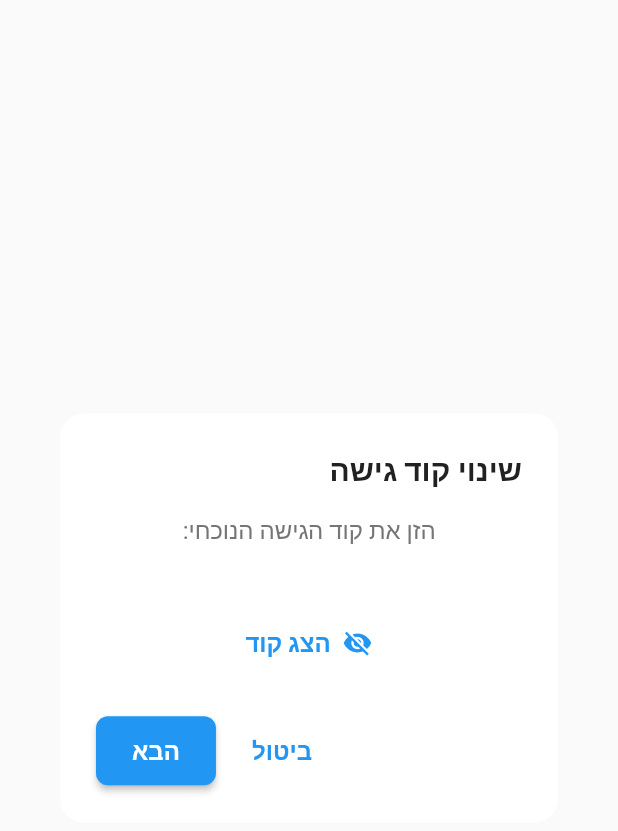
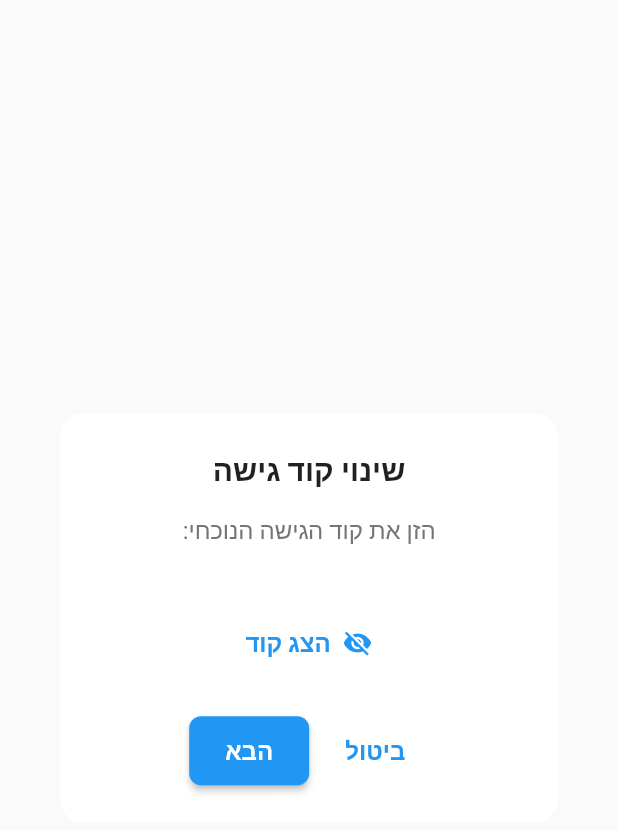
Before and after one commit to omerbengal/Shavtzak, a Flutter app: the PasscodeChangeDialog widget shown alone on an empty page, opened directly with empty values, on a phone screen of 412 x 824 dp. Shown: the top 831 px of the screen. Run offline on Flutter 3.47's test engine with Material 3 defaults, Android fonts, the phone set to English and light mode, and no system bars; our stand-ins replace calendar_date_picker2, cloud_firestore, equatable, firebase_core, flutter_bloc, go_router and 1 more; missing offline and left inert: dart:html, googleapis; accounts and stored records are empty.

Commit message:
Fix passcode dialog UI centering issues
Co-authored-by: omerbengal <39809022+omerbengal@users.noreply.github.com>

```diff
--- a/shavtzak/lib/presentation/widgets/passcode_change_dialog.dart
+++ b/shavtzak/lib/presentation/widgets/passcode_change_dialog.dart
@@ -77,9 +77,13 @@ class _PasscodeChangeDialogState extends State<PasscodeChangeDialog> {
     return Directionality(
       textDirection: TextDirection.rtl,
       child: AlertDialog(
-        title: Text(_currentStep == 0 ? 'שינוי קוד גישה' :
-                   _currentStep == 1 ? 'בחר אורך חדש' :
-                   _currentStep == 2 ? 'הזן קוד גישה חדש' : 'אשר קוד גישה חדש'),
+        title: Text(
+          _currentStep == 0 ? 'שינוי קוד גישה' :
+          _currentStep == 1 ? 'בחר אורך חדש' :
+          _currentStep == 2 ? 'הזן קוד גישה חדש' : 'אשר קוד גישה חדש',
+          textAlign: TextAlign.center,
+        ),
+        actionsAlignment: MainAxisAlignment.center,
         content: SizedBox(
           width: 450,
           child: _buildCurrentStep(),
@@ -107,6 +111,7 @@ class _PasscodeChangeDialogState extends State<PasscodeChangeDialog> {
   Widget _buildCurrentPasscodeEntry() {
     return Column(
       mainAxisSize: MainAxisSize.min,
+      crossAxisAlignment: CrossAxisAlignment.center,
       children: [
         Text(
           'הזן את קוד הגישה הנוכחי:',
@@ -150,6 +155,7 @@ class _PasscodeChangeDialogState extends State<PasscodeChangeDialog> {
   Widget _buildLengthSelection() {
     return Column(
       mainAxisSize: MainAxisSize.min,
+      crossAxisAlignment: CrossAxisAlignment.center,
       children: [
         const Text(
           'בחר אורך חדש לקוד גישה:',
@@ -158,9 +164,10 @@ class _PasscodeChangeDialogState extends State<PasscodeChangeDialog> {
         ),
         const SizedBox(height: 24),
         Row(
-          mainAxisAlignment: MainAxisAlignment.spaceEvenly,
+          mainAxisAlignment: MainAxisAlignment.center,
           children: [
             _buildLengthOption(4),
+            const SizedBox(width: 20),
             _buildLengthOption(6),
           ],
         ),
@@ -213,6 +220,7 @@ class _PasscodeChangeDialogState extends State<PasscodeChangeDialog> {
 
     return Column(
       mainAxisSize: MainAxisSize.min,
+      crossAxisAlignment: CrossAxisAlignment.center,
       children: [
         Text(
           isConfirm ? 'הזן שוב את קוד הגישה החדש:' : 'הזן קוד גישה חדש:',
@@ -248,44 +256,44 @@ class _PasscodeChangeDialogState extends State<PasscodeChangeDialog> {
         return [
           TextButton(
             onPressed: () => Navigator.of(context).pop(),
-            child: const Text('ביטול'),
+            child: const Text('ביטול', textAlign: TextAlign.center),
           ),
           ElevatedButton(
             onPressed: _verifyCurrentPasscode,
-            child: const Text('הבא'),
+            child: const Text('הבא', textAlign: TextAlign.center),
           ),
         ];
       case 1:
         return [
           TextButton(
             onPressed: () => setState(() => _currentStep = 0),
-            child: const Text('חזור'),
+            child: const Text('חזור', textAlign: TextAlign.center),
           ),
           ElevatedButton(
             onPressed: _nextStep,
-            child: const Text('הבא'),
+            child: const Text('הבא', textAlign: TextAlign.center),
           ),
         ];
       case 2:
         return [
           TextButton(
             onPressed: () => setState(() => _currentStep = 1),
-            child: const Text('חזור'),
+            child: const Text('חזור', textAlign: TextAlign.center),
           ),
           ElevatedButton(
             onPressed: _validateAndProceed,
-            child: const Text('הבא'),
+            child: const Text('הבא', textAlign: TextAlign.center),
           ),
         ];
       case 3:
         return [
           TextButton(
             onPressed: () => setState(() => _currentStep = 2),
-            child: const Text('חזור'),
+            child: const Text('חזור', textAlign: TextAlign.center),
           ),
           ElevatedButton(
             onPressed: _validateAndConfirm,
-            child: const Text('אישור'),
+            child: const Text('אישור', textAlign: TextAlign.center),
           ),
         ];
       default:
```
Also changed, not shown: shavtzak/lib/presentation/widgets/admin_passcode_dialog.dart (+15 -7 lines), shavtzak/lib/presentation/widgets/passcode_setup_dialog.dart (+16 -9 lines), shavtzak/lib/presentation/widgets/passcode_verification_dialog.dart (+6 -4 lines).
